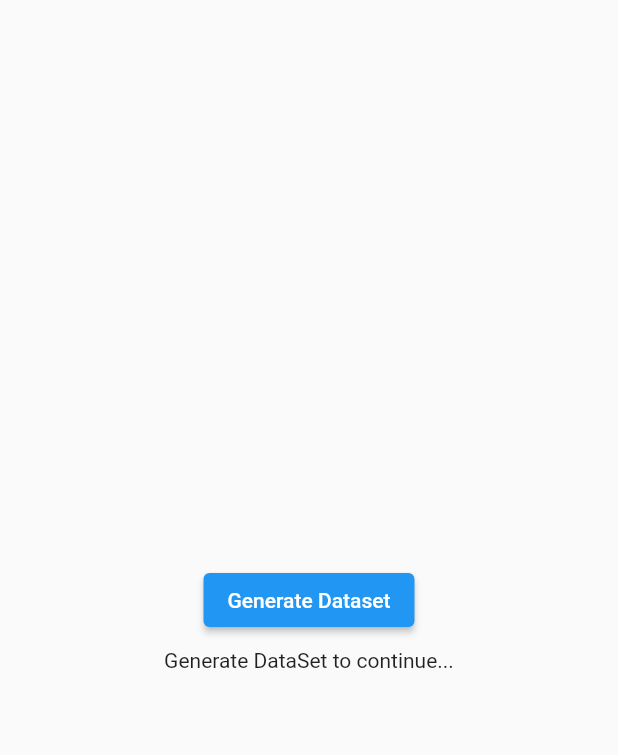
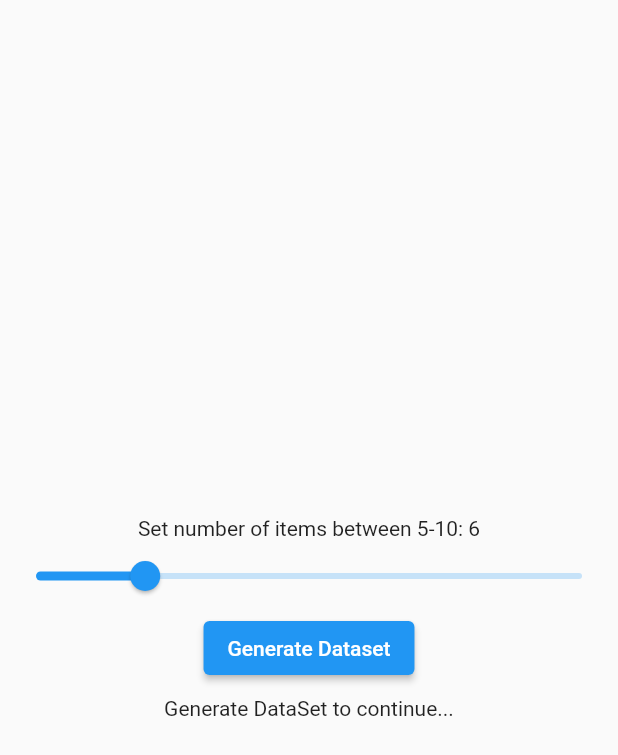
Before and after one commit to toufeeqahamedns/knapsack, a Flutter app: the screen it shows after launch, on a phone screen of 412 x 824 dp. Shown: the top 755 px of the screen. Run offline on Flutter 3.47's test engine with Material 2 defaults, Android fonts, the light colour scheme and no system bars; our stand-ins replace equatable, fl_chart, flutter_bloc; missing offline and left inert: random_color.

Commit message:
Adding dataset visualization chart

```diff
--- a/lib/blocs/app_bloc_event.dart
+++ b/lib/blocs/app_bloc_event.dart
@@ -5,6 +5,10 @@ abstract class AppEvent extends Equatable {
 }
 
 class GenerateDataSet extends AppEvent {
+  final int value;
+
+  GenerateDataSet(this.value);
+
   @override
   List<Object?> get props => [];
 }
--- a/lib/blocs/app_bloc_state.dart
+++ b/lib/blocs/app_bloc_state.dart
@@ -9,8 +9,11 @@ class AppState extends Equatable {
 
   const AppState.generatingData() : this._(status: AppStatus.generatingDataset);
 
+  const AppState.datasetGenerated()
+      : this._(status: AppStatus.datasetGenerated);
+
   @override
   List<Object?> get props => [status];
 }
 
-enum AppStatus { unknown, generatingDataset }
+enum AppStatus { unknown, generatingDataset, datasetGenerated }
--- a/lib/knapsack.dart
+++ b/lib/knapsack.dart
@@ -1,13 +1,25 @@
+import 'dart:math';
+
 import 'package:flutter/material.dart';
 import 'package:flutter_bloc/flutter_bloc.dart';
 import 'package:knapsack/blocs/app_bloc.dart';
+import 'package:knapsack/blocs/app_bloc_event.dart';
 import 'package:knapsack/blocs/app_bloc_state.dart';
+import 'package:knapsack/dataset_visualizer.dart';
 
-class KnapSack extends StatelessWidget {
+class KnapSack extends StatefulWidget {
   const KnapSack({Key? key}) : super(key: key);
 
   @override
+  _KnapSackState createState() => _KnapSackState();
+}
+
+class _KnapSackState extends State<KnapSack> {
+  double value = (Random().doubleInRange(5, 10)).roundToDouble();
+
+  @override
   Widget build(BuildContext context) {
+    print(value);
     return MaterialApp(
       home: Scaffold(
         body: SafeArea(
@@ -15,17 +27,40 @@ class KnapSack extends StatelessWidget {
             child: Column(
               mainAxisAlignment: MainAxisAlignment.center,
               children: [
+                Text("Set number of items between 5-10: ${value.toInt()}"),
+                Slider(
+                    min: 5,
+                    max: 10,
+                    label: "$value",
+                    value: value,
+                    onChanged: (newValue) {
+                      setState(() {
+                        print(newValue);
+                        value = newValue.roundToDouble();
+                      });
+                    }),
                 ElevatedButton(
-                    child: Text("Generate Dataset"), onPressed: () {}),
+                    child: Text("Generate Dataset"),
+                    onPressed: () {
+                      context
+                          .read<AppBloc>()
+                          .add(GenerateDataSet(value.toInt()));
+                    }),
                 SizedBox(height: 8.0),
                 BlocBuilder<AppBloc, AppState>(
                   builder: (BuildContext context, AppState state) {
                     switch (state.status) {
+                      case AppStatus.datasetGenerated:
+                        return DatasetVisualizer(
+                            context.watch<AppBloc>().dataSet);
+                      case AppStatus.generatingDataset:
+                        return Text("Generating dataset...");
                       case AppStatus.unknown:
                       default:
                         return Text("Generate DataSet to continue...");
                     }
-                })
+                  },
+                ),
               ],
             ),
           ),
@@ -34,3 +69,8 @@ class KnapSack extends StatelessWidget {
     );
   }
 }
+
+extension RandomDouble on Random {
+  double doubleInRange(int start, int end) =>
+      Random().nextDouble() * (end - start) + start;
+}
--- /dev/null
+++ b/lib/knapsack_item.dart
@@ -0,0 +1,9 @@
+import 'package:flutter/material.dart';
+
+class KnapsackItem {
+  final int itemValue;
+  final int itemWeight;
+  final Color itemColor;
+
+  KnapsackItem(this.itemValue, this.itemWeight, this.itemColor);
+}
--- a/pubspec.yaml
+++ b/pubspec.yaml
@@ -15,6 +15,9 @@ dependencies:
   flutter_bloc: ^7.0.1
   equatable: ^2.0.3
 
+  fl_chart: ^0.36.2
+  random_color: ^1.0.6-nullsafety
+
   cupertino_icons: ^1.0.2
 
 dev_dependencies:
```
Also changed, not shown: lib/blocs/app_bloc.dart (+28 -1 lines), lib/dataset_visualizer.dart (added, +92 -0 lines), pubspec.lock. Lines whose indentation alone changed are shown as unchanged.
